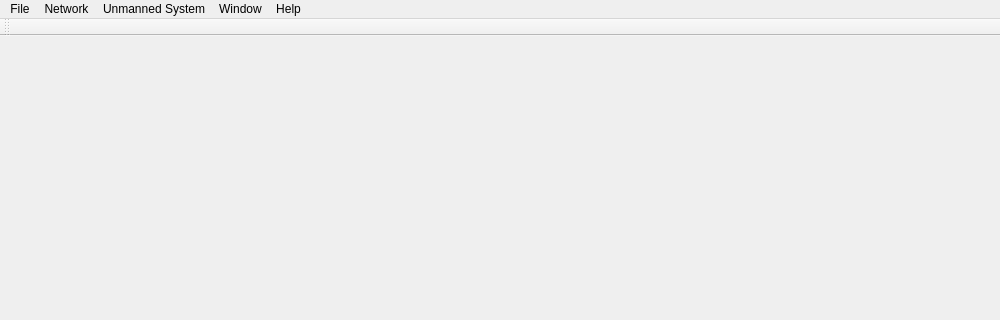
First picture: the form in src/ui/MainWindow.ui, repository mavlink/qgroundcontrol, before the edit; both pictures show x 0 to 1000 and y 0 to 320 of the 1000 by 800 pixel window.
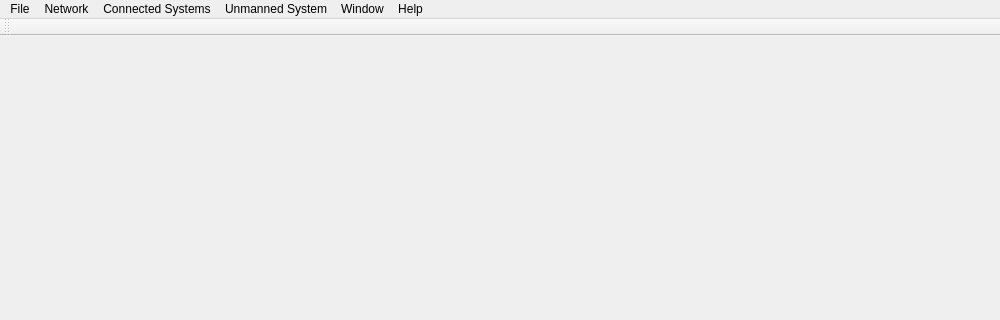
Second picture: the form after the edit. Icons and pictures are not drawn.

Commit message: Cleaned up and commented major code parts. Refactoring HDD and HSI widgets to support QGraphicsView drag-and-drop, tested multi-MAV support more intensely, currently adding the system coloring to all widgets

```diff
--- a/src/ui/MainWindow.ui
+++ b/src/ui/MainWindow.ui
@@ -87,8 +87,14 @@
     <addaction name="actionProject_Roadmap"/>
     <addaction name="actionCredits_Developers"/>
    </widget>
+   <widget class="QMenu" name="menuConnected_Systems">
+    <property name="title">
+     <string>Connected Systems</string>
+    </property>
+   </widget>
    <addaction name="menuMGround"/>
    <addaction name="menuNetwork"/>
+   <addaction name="menuConnected_Systems"/>
    <addaction name="menuUnmanned_System"/>
    <addaction name="menuWindow"/>
    <addaction name="menuHelp"/>
```
The commit also changes 38 other files.
